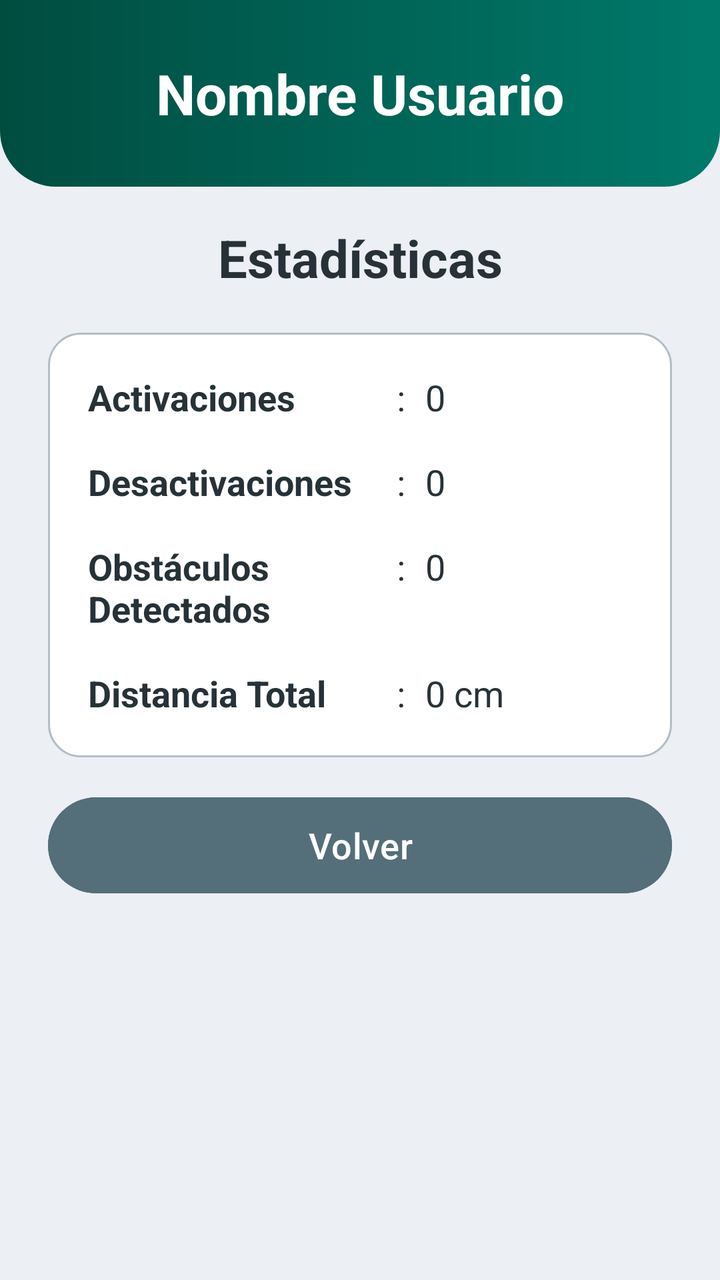
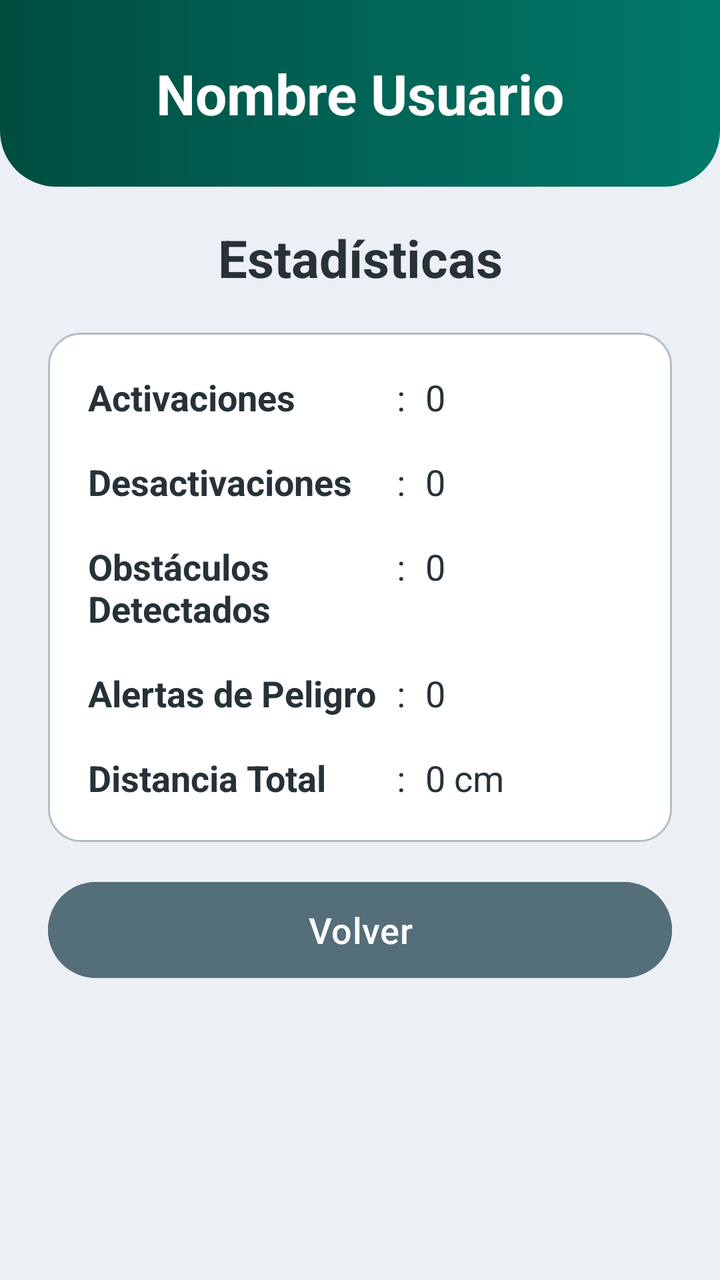

The first picture is an Android layout as it rendered before a commit; the second is the same layout after the commit. The layout source and the unified diff follow.
<!-- AndroidManifest.xml: application theme Theme.App1_Firebase -->
<!-- res/layout/activity_estadisticas.xml -->
<?xml version="1.0" encoding="utf-8"?>
<LinearLayout xmlns:android="http://schemas.android.com/apk/res/android"
    xmlns:tools="http://schemas.android.com/tools"
    xmlns:app="http://schemas.android.com/apk/res-auto"
    android:id="@+id/main"
    android:layout_width="match_parent"
    android:layout_height="match_parent"
    android:background="@color/fondo"
    android:gravity="center_horizontal"
    android:orientation="vertical"
    tools:context=".Estadisticas">

    <TextView
        android:id="@+id/tvusuest"
        android:layout_width="match_parent"
        android:layout_height="wrap_content"
        android:background="@drawable/encabezado"
        android:paddingTop="28dp"
        android:paddingBottom="28dp"
        android:gravity="center"
        android:text="Nombre Usuario"
        android:textColor="@color/white"
        android:textSize="28sp"
        android:textStyle="bold" />

    <TextView
        android:id="@+id/tvtitest"
        android:layout_width="match_parent"
        android:layout_height="wrap_content"
        android:layout_marginTop="18dp"
        android:layout_marginBottom="20dp"
        android:gravity="center"
        android:text="Estadísticas"
        android:textColor="@color/texto"
        android:textSize="26sp"
        android:textStyle="bold" />

    <LinearLayout
        android:layout_width="match_parent"
        android:layout_height="wrap_content"
        android:layout_marginHorizontal="24dp"
        android:background="@drawable/tarjeta"
        android:paddingHorizontal="20dp"
        android:paddingTop="20dp"
        android:paddingBottom="2dp"
        android:orientation="vertical">

        <LinearLayout
            android:layout_width="match_parent"
            android:layout_height="wrap_content"
            android:layout_marginBottom="18dp"
            android:orientation="horizontal">
            <TextView
                android:layout_width="0dp"
                android:layout_height="wrap_content"
                android:layout_weight="1.4"
                android:text="Activaciones"
                android:textColor="@color/texto"
                android:textSize="18sp"
                android:textStyle="bold" />
            <TextView
                android:layout_width="wrap_content"
                android:layout_height="wrap_content"
                android:layout_marginHorizontal="10dp"
                android:text=":"
                android:textColor="@color/texto"
                android:textSize="18sp" />
            <TextView
                android:id="@+id/tvact"
                android:layout_width="0dp"
                android:layout_height="wrap_content"
                android:layout_weight="1"
                android:text="0"
                android:textColor="@color/texto"
                android:textSize="18sp" />
        </LinearLayout>

        <LinearLayout
            android:layout_width="match_parent"
            android:layout_height="wrap_content"
            android:layout_marginBottom="18dp"
            android:orientation="horizontal">
            <TextView
                android:layout_width="0dp"
                android:layout_height="wrap_content"
                android:layout_weight="1.4"
                android:text="Desactivaciones"
                android:textColor="@color/texto"
                android:textSize="18sp"
                android:textStyle="bold" />
            <TextView
                android:layout_width="wrap_content"
                android:layout_height="wrap_content"
                android:layout_marginHorizontal="10dp"
                android:text=":"
                android:textColor="@color/texto"
                android:textSize="18sp" />
            <TextView
                android:id="@+id/tvdes"
                android:layout_width="0dp"
                android:layout_height="wrap_content"
                android:layout_weight="1"
                android:text="0"
                android:textColor="@color/texto"
                android:textSize="18sp" />
        </LinearLayout>

        <LinearLayout
            android:layout_width="match_parent"
            android:layout_height="wrap_content"
            android:layout_marginBottom="18dp"
            android:orientation="horizontal">
            <TextView
                android:layout_width="0dp"
                android:layout_height="wrap_content"
                android:layout_weight="1.4"
                android:text="Obstáculos Detectados"
                android:textColor="@color/texto"
                android:textSize="18sp"
                android:textStyle="bold" />
            <TextView
                android:layout_width="wrap_content"
                android:layout_height="wrap_content"
                android:layout_marginHorizontal="10dp"
                android:text=":"
                android:textColor="@color/texto"
                android:textSize="18sp" />
            <TextView
                android:id="@+id/tvobs"
                android:layout_width="0dp"
                android:layout_height="wrap_content"
                android:layout_weight="1"
                android:text="0"
                android:textColor="@color/texto"
                android:textSize="18sp" />
        </LinearLayout>

        <LinearLayout
            android:layout_width="match_parent"
            android:layout_height="wrap_content"
            android:layout_marginBottom="18dp"
            android:orientation="horizontal">
            <TextView
                android:layout_width="0dp"
                android:layout_height="wrap_content"
                android:layout_weight="1.4"
                android:text="Distancia Total"
                android:textColor="@color/texto"
                android:textSize="18sp"
                android:textStyle="bold" />
            <TextView
                android:layout_width="wrap_content"
                android:layout_height="wrap_content"
                android:layout_marginHorizontal="10dp"
                android:text=":"
                android:textColor="@color/texto"
                android:textSize="18sp" />
            <TextView
                android:id="@+id/tvdis"
                android:layout_width="0dp"
                android:layout_height="wrap_content"
                android:layout_weight="1"
                android:text="0 cm"
                android:textColor="@color/texto"
                android:textSize="18sp" />
        </LinearLayout>

    </LinearLayout>

    <Button
        android:id="@+id/btnvolest"
        android:layout_width="match_parent"
        android:layout_height="56dp"
        android:layout_marginHorizontal="24dp"
        android:layout_marginTop="16dp"
        android:backgroundTint="@color/volver"
        android:text="Volver"
        android:textAllCaps="false"
        android:textColor="@color/white"
        android:textSize="18sp"
        app:cornerRadius="28dp" />

</LinearLayout>
<!-- resources referenced by this layout -->
<resources>
  <color name="fondo">#FFECEFF4</color>
  <color name="texto">#FF263238</color>
  <color name="volver">#FF546E7A</color>
  <color name="white">#FFFFFFFF</color>
  <!-- drawable encabezado (drawable) -->
  <?xml version="1.0" encoding="utf-8"?>
  <shape xmlns:android="http://schemas.android.com/apk/res/android" android:shape="rectangle">
      <gradient android:startColor="@color/primario_oscuro" android:endColor="@color/primario" android:angle="0" />
      <corners android:bottomLeftRadius="28dp" android:bottomRightRadius="28dp" />
  </shape>
  <!-- drawable tarjeta (drawable) -->
  <?xml version="1.0" encoding="utf-8"?>
  <shape xmlns:android="http://schemas.android.com/apk/res/android" android:shape="rectangle">
      <solid android:color="@color/white" />
      <stroke android:width="1dp" android:color="@color/borde" />
      <corners android:radius="16dp" />
  </shape>
  <style name="Theme.App1_Firebase" parent="Base.Theme.App1_Firebase" />
  <color name="primario_oscuro">#FF004D40</color>
  <color name="primario">#FF00796B</color>
  <color name="borde">#FFB0BEC5</color>
  <style name="Base.Theme.App1_Firebase" parent="Theme.Material3.Light.NoActionBar">
          <item name="colorPrimary">@color/primario</item>
          <item name="android:windowBackground">@color/fondo</item>
      </style>
</resources>

<!-- the commit's change to res/layout/activity_estadisticas.xml (unified diff, before → after) -->
@@ -144,6 +144,36 @@
                 android:layout_width="0dp"
                 android:layout_height="wrap_content"
                 android:layout_weight="1.4"
+                android:text="Alertas de Peligro"
+                android:textColor="@color/texto"
+                android:textSize="18sp"
+                android:textStyle="bold" />
+            <TextView
+                android:layout_width="wrap_content"
+                android:layout_height="wrap_content"
+                android:layout_marginHorizontal="10dp"
+                android:text=":"
+                android:textColor="@color/texto"
+                android:textSize="18sp" />
+            <TextView
+                android:id="@+id/tvpel"
+                android:layout_width="0dp"
+                android:layout_height="wrap_content"
+                android:layout_weight="1"
+                android:text="0"
+                android:textColor="@color/texto"
+                android:textSize="18sp" />
+        </LinearLayout>
+
+        <LinearLayout
+            android:layout_width="match_parent"
+            android:layout_height="wrap_content"
+            android:layout_marginBottom="18dp"
+            android:orientation="horizontal">
+            <TextView
+                android:layout_width="0dp"
+                android:layout_height="wrap_content"
+                android:layout_weight="1.4"
                 android:text="Distancia Total"
                 android:textColor="@color/texto"
                 android:textSize="18sp"
